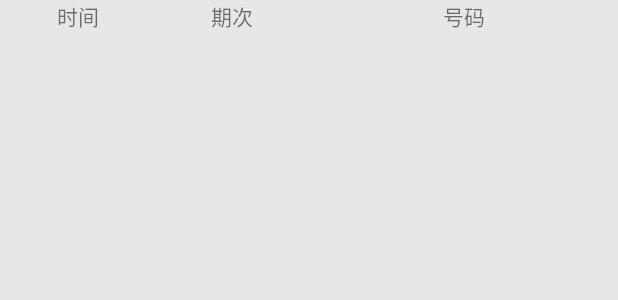
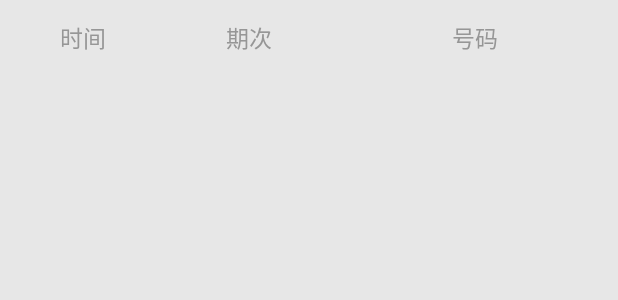
Before and after one commit to zhufengweihai/iHome, an Android app: the layout view_2_result.xml on its own in the app's theme, with its tools: preview values and no code run, on a phone screen of 412 x 824 dp. Shown: the top 300 px of the screen. Run offline under Robolectric (Android 15) with nearby library versions, the phone set to English and light mode, and no system bars; Roboto replaces fonts that are not available here.

Commit message:
lottery:增加分析界面2

```diff
--- a/lottery/src/main/AndroidManifest.xml
+++ b/lottery/src/main/AndroidManifest.xml
@@ -9,7 +9,7 @@
             android:name=".view.LotteriesActivity"
             android:theme="@style/AppTheme.NoActionBar" />
         <activity
-            android:name=".view.TwoStarStatLoadingActivity"
+            android:name=".view.LotteryLoadingActivity"
             android:theme="@style/LoadingDialogStyle">
         </activity>
         <activity
--- a/lottery/src/main/java/com/zf/lottery/view/LotteriesActivity.java
+++ b/lottery/src/main/java/com/zf/lottery/view/LotteriesActivity.java
@@ -69,7 +69,7 @@ public class LotteriesActivity extends BaseActivity implements LotteryResultsLis
         });
         ((RecyclerView) findViewById(R.id.occurListView)).setLayoutManager(new LinearLayoutManager(this));
 
-        startActivityForResult(new Intent(this, TwoStarStatLoadingActivity.class), Commons.REQUEST_CODE_LOTTERY_RESULT);
+        startActivityForResult(new Intent(this, LotteryLoadingActivity.class), Commons.REQUEST_CODE_LOTTERY_RESULT);
     }
 
 
--- a/lottery/src/main/java/com/zf/lottery/view/TwoStarStatLoadingActivity.java
+++ b/lottery/src/main/java/com/zf/lottery/view/LotteryLoadingActivity.java
@@ -17,7 +17,7 @@ import java.util.List;
  * Created by zhufeng7 on 2017-2-21.
  */
 
-public class TwoStarStatLoadingActivity extends LoadingActivity implements LotteryResultsListener {
+public class LotteryLoadingActivity extends LoadingActivity implements LotteryResultsListener {
     @Override
     protected void onCreate(Bundle savedInstanceState) {
         super.onCreate(savedInstanceState);
--- a/lottery/src/main/java/com/zf/lottery/view/SscActivity.java
+++ b/lottery/src/main/java/com/zf/lottery/view/SscActivity.java
@@ -26,7 +26,7 @@ public class SscActivity extends BaseActivity {
         getSupportActionBar().setTitle("时时彩");
         getSupportActionBar().setDisplayHomeAsUpEnabled(true);
 
-        startActivityForResult(new Intent(this, TwoStarStatLoadingActivity.class), Commons.REQUEST_CODE_LOTTERY_RESULT);
+        startActivityForResult(new Intent(this, LotteryLoadingActivity.class), Commons.REQUEST_CODE_LOTTERY_RESULT);
     }
 
     @Override
--- a/lottery/src/main/java/com/zf/lottery/view/SscResultListAdapter.java
+++ b/lottery/src/main/java/com/zf/lottery/view/SscResultListAdapter.java
@@ -31,7 +31,7 @@ public class SscResultListAdapter extends RecyclerView.Adapter<SscResultListAdap
     @Override
     public void onBindViewHolder(SscResultListAdapter.ItemViewHolder holder, int position) {
         Lottery lottery = (Lottery) lotteries.get(position);
-        holder.timeView.setText(lottery.getTime().substring(5, 16));
+        holder.timeView.setText(lottery.getTime().substring(11, 16));
         holder.termView.setText(lottery.getTerm().substring(8, 11));
         holder.numbersView.setText(getNumberString(lottery.getNumbers()));
     }
@@ -42,7 +42,7 @@ public class SscResultListAdapter extends RecyclerView.Adapter<SscResultListAdap
         for (int i = 0; ; i++) {
             sb.append(numbers[i]);
             if (i == iMax) return sb.toString();
-            sb.append(" ");
+            sb.append("     ");
         }
     }
 
--- a/lottery/src/main/res/layout/item_ssc.xml
+++ b/lottery/src/main/res/layout/item_ssc.xml
@@ -6,22 +6,22 @@
 
     <TextView
         android:id="@+id/timeView"
-        android:layout_width="match_parent"
+        android:layout_width="wrap_content"
         android:layout_height="wrap_content"
-        android:layout_weight="2"
+        android:layout_weight="1"
         android:gravity="center"/>
 
     <TextView
         android:id="@+id/termView"
-        android:layout_width="match_parent"
+        android:layout_width="wrap_content"
         android:layout_height="wrap_content"
-        android:layout_weight="2"
+        android:layout_weight="1"
         android:gravity="center"/>
 
     <TextView
         android:id="@+id/numbersView"
-        android:layout_width="match_parent"
+        android:layout_width="wrap_content"
         android:layout_height="wrap_content"
-        android:layout_weight="1"
+        android:layout_weight="2"
         android:gravity="center"/>
 </LinearLayout>
--- a/lottery/src/main/res/layout/view_2_result.xml
+++ b/lottery/src/main/res/layout/view_2_result.xml
@@ -1,55 +1,35 @@
 <?xml version="1.0" encoding="utf-8"?>
-<android.support.constraint.ConstraintLayout xmlns:android="http://schemas.android.com/apk/res/android"
-                                             xmlns:app="http://schemas.android.com/apk/res-auto"
+<LinearLayout xmlns:android="http://schemas.android.com/apk/res/android"
               android:layout_width="match_parent"
               android:layout_height="match_parent"
               android:orientation="vertical">
 
-    <android.support.constraint.Guideline
-        android:id="@+id/gl1"
-        android:layout_width="wrap_content"
-        android:layout_height="wrap_content"
-        android:orientation="vertical"
-        app:layout_constraintGuide_percent="0.25"/>
-
-    <android.support.constraint.Guideline
-        android:id="@+id/gl2"
-        android:layout_width="wrap_content"
-        android:layout_height="wrap_content"
-        android:orientation="vertical"
-        app:layout_constraintGuide_percent="0.5"/>
+    <LinearLayout
+        android:layout_width="match_parent"
+        android:layout_height="50dp"
+        android:background="@color/colorBackground"
+        android:orientation="horizontal">
 
         <TextView
-        android:layout_width="wrap_content"
-        android:layout_height="wrap_content"
-        android:text="时间"
-        app:layout_constraintEnd_toStartOf="@id/gl1"
-        app:layout_constraintStart_toStartOf="parent"
-        app:layout_constraintTop_toTopOf="parent"/>
+            style="@style/textTitle"
+            android:layout_weight="1"
+            android:text="时间"/>
 
         <TextView
-        android:layout_width="wrap_content"
-        android:layout_height="wrap_content"
-        android:text="期次"
-        app:layout_constraintEnd_toStartOf="@id/gl2"
-        app:layout_constraintStart_toEndOf="@id/gl1"
-        app:layout_constraintTop_toTopOf="parent"/>
+            style="@style/textTitle"
+            android:layout_weight="1"
+            android:text="期次"/>
 
         <TextView
             android:id="@+id/numTitleView"
-        android:layout_width="wrap_content"
-        android:layout_height="wrap_content"
-        android:text="号码"
-        app:layout_constraintEnd_toEndOf="parent"
-        app:layout_constraintStart_toEndOf="@id/gl2"
-        app:layout_constraintTop_toTopOf="parent"/>
+            style="@style/textTitle"
+            android:layout_weight="2"
+            android:text="号码"/>
+    </LinearLayout>
 
     <android.support.v7.widget.RecyclerView
         android:id="@+id/resultListView"
         android:layout_width="match_parent"
         android:layout_height="wrap_content"
-        android:background="@color/colorForeground"
-        app:layout_constraintEnd_toEndOf="parent"
-        app:layout_constraintStart_toStartOf="parent"
-        app:layout_constraintTop_toBottomOf="@id/numTitleView"/>
-</android.support.constraint.ConstraintLayout>
+        android:background="@color/colorForeground"/>
+</LinearLayout>
--- a/lottery/src/main/res/layout/view_2_sort.xml
+++ b/lottery/src/main/res/layout/view_2_sort.xml
@@ -7,7 +7,7 @@
     <RadioGroup
         android:id="@+id/titleGroup"
         android:layout_width="match_parent"
-        android:layout_height="48dp"
+        android:layout_height="50dp"
         android:background="@color/colorBackground"
         android:orientation="horizontal">
 
--- a/lottery/src/main/res/values/styles.xml
+++ b/lottery/src/main/res/values/styles.xml
@@ -1,7 +1,7 @@
 <resources>
 
     <!-- Base application theme. -->
-    <style name="buttonTitle" >
+    <style name="buttonTitle">
         <item name="android:layout_width">match_parent</item>
         <item name="android:layout_height">match_parent</item>
         <item name="android:layout_weight">1</item>
@@ -10,4 +10,13 @@
         <item name="android:textColor">@drawable/textcolor_button_title</item>
         <item name="android:textSize">15sp</item>
     </style>
+
+    <style name="textTitle">
+        <item name="android:layout_width">wrap_content</item>
+        <item name="android:layout_height">match_parent</item>
+        <item name="android:gravity">center</item>
+        <item name="android:textColor">@color/textColor</item>
+        <item name="android:textSize">15sp</item>
+        <item name="android:background">@color/colorBackground</item>
+    </style>
 </resources>
```
Lines whose indentation alone changed are shown as unchanged.
